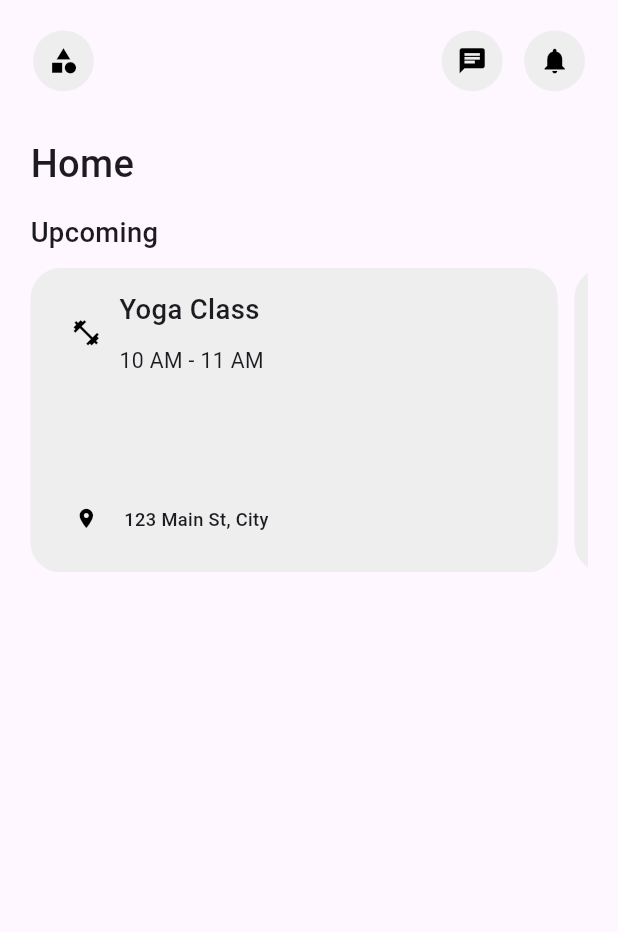
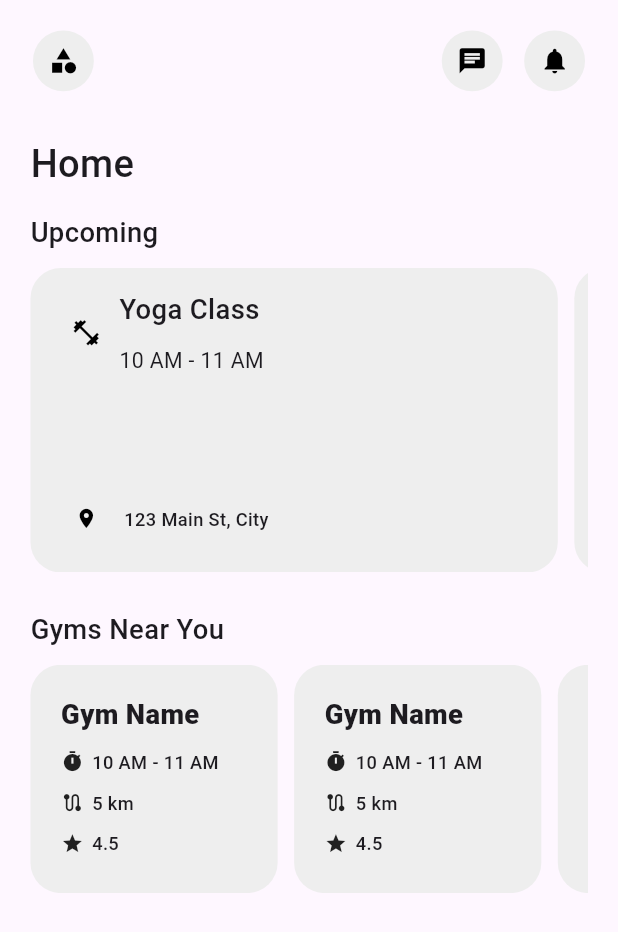
Before and after one commit to Dragorrik/flutter_ui_practice, a Flutter app: the screen it shows after launch, on a phone screen of 412 x 824 dp. Shown: the top 932 px of the screen. Run offline on Flutter 3.47's test engine with Material 3 defaults, Android fonts, the light colour scheme and no system bars; our stand-ins replace flutter_screenutil.

Commit message:
GymsNearMe widget designed

```diff
--- a/lib/gym_app/gym_home_ui.dart
+++ b/lib/gym_app/gym_home_ui.dart
@@ -48,6 +48,25 @@ class GymHomeUi extends StatelessWidget {
                       GymHomeWidgets.upcomingWidgets(),
                 ),
               ),
+              SizedBox(height: 25.h),
+              Text("Gyms Near You",
+                  style: TextStyle(
+                    fontSize: 18.sp,
+                    fontWeight: FontWeight.w500,
+                  )),
+              SizedBox(height: 10.h),
+              SizedBox(
+                height: 150.h,
+                width: 380.w,
+                child: ListView.separated(
+                  shrinkWrap: true,
+                  scrollDirection: Axis.horizontal,
+                  itemCount: 3,
+                  separatorBuilder: (context, index) => SizedBox(width: 10.w),
+                  itemBuilder: (context, index) =>
+                      GymHomeWidgets.gymsNearMeWidgets(),
+                ),
+              ),
             ],
           ),
         ),
--- a/lib/gym_app/widgets/gym_home_widgets.dart
+++ b/lib/gym_app/widgets/gym_home_widgets.dart
@@ -63,4 +63,62 @@ class GymHomeWidgets {
       ),
     );
   }
+
+  static Widget gymsNearMeWidgets() {
+    return Container(
+      padding: EdgeInsets.all(20.r),
+      height: 200.h,
+      width: 150.w,
+      decoration: BoxDecoration(
+        color: Colors.grey.shade200,
+        borderRadius: BorderRadius.circular(20.r),
+      ),
+      child: Column(
+        crossAxisAlignment: CrossAxisAlignment.start,
+        children: [
+          Text("Gym Name",
+              style: TextStyle(
+                fontSize: 18.sp,
+                fontWeight: FontWeight.w800,
+              )),
+          SizedBox(height: 10.h),
+          Row(
+            children: [
+              Icon(Icons.timer, size: 15.sp),
+              SizedBox(width: 5.w),
+              Text("10 AM - 11 AM",
+                  style: TextStyle(
+                    fontSize: 12.sp,
+                    fontWeight: FontWeight.w500,
+                  )),
+            ],
+          ),
+          SizedBox(height: 10.h),
+          Row(
+            children: [
+              Icon(Icons.route, size: 15.sp),
+              SizedBox(width: 5.w),
+              Text("5 km",
+                  style: TextStyle(
+                    fontSize: 12.sp,
+                    fontWeight: FontWeight.w500,
+                  )),
+            ],
+          ),
+          SizedBox(height: 10.h),
+          Row(
+            children: [
+              Icon(Icons.star, size: 15.sp),
+              SizedBox(width: 5.w),
+              Text("4.5",
+                  style: TextStyle(
+                    fontSize: 12.sp,
+                    fontWeight: FontWeight.w500,
+                  )),
+            ],
+          ),
+        ],
+      ),
+    );
+  }
 }
```
